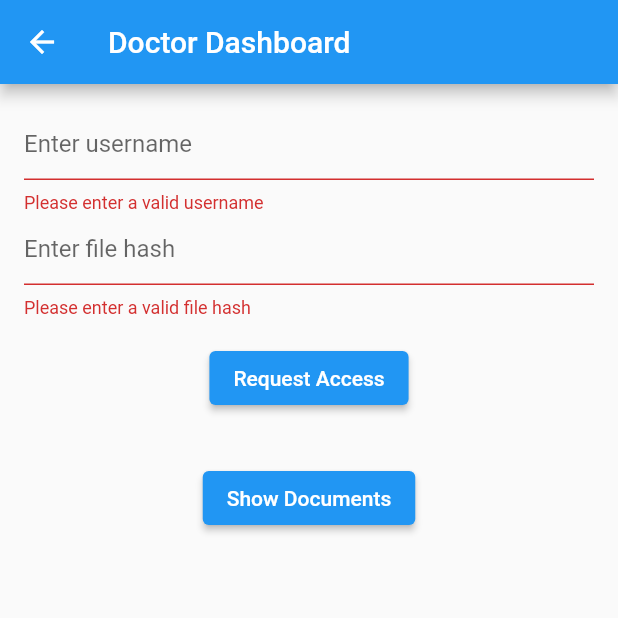
After one commit to razvanabagiu89/Medical_Policy_dApp, a Flutter app: the DoctorDashboard screen opened directly, after a tap on "Request Access", on a phone screen of 412 x 824 dp, the top half of it. The commit adds this screen. Run offline on Flutter 3.47's test engine with Material 2 defaults, Android fonts, the phone set to English and light mode, and no system bars; our stand-ins replace file_picker, hex, yaml; missing offline and left inert: flutter_web3; accounts and stored records are empty; network calls fail.

Commit message:
implemented doctor dashboard with request access and show documents, streamlined document transfer missing still

```diff
--- /dev/null
+++ b/frontend/lib/doctor_dashboard.dart
@@ -0,0 +1,131 @@
+import 'package:flutter/material.dart';
+import 'package:http/http.dart' as http;
+import 'dart:convert';
+import 'user_provider.dart';
+import 'metamask_provider.dart';
+import 'package:provider/provider.dart';
+import 'package:flutter_web3/flutter_web3.dart';
+import 'utils.dart';
+import 'package:hex/hex.dart';
+import 'dart:typed_data';
+import 'show_documents.dart';
+
+class DoctorDashboard extends StatefulWidget {
+  const DoctorDashboard({Key? key}) : super(key: key);
+
+  @override
+  State<DoctorDashboard> createState() => _DoctorDashboardState();
+}
+
+class _DoctorDashboardState extends State<DoctorDashboard> {
+  final GlobalKey<FormState> _requestFormKey = GlobalKey<FormState>();
+  String filehash = '';
+  String patientUsername = '';
+  late Future<List<String>> futureMedicalHashes;
+  String doctorId = '';
+
+  Future<void> requestAccess(BuildContext context) async {
+    final userModel = context.read<UserProvider>();
+    final id = userModel.getUserID();
+    ////////////////////////// backend //////////////////////////
+    final url = 'http://localhost:5000/api/doctor/$id/request_access';
+    final response = await http.post(
+      Uri.parse(url),
+      headers: <String, String>{
+        'Content-Type': 'application/json',
+      },
+      body: jsonEncode(<String, String>{
+        'patient_username': patientUsername,
+        'file_hash': filehash,
+      }),
+    );
+
+    if (response.statusCode == 200) {
+      print('Access requested');
+    } else {
+      print("Error: ${response.body}");
+    }
+  }
+
+  @override
+  Widget build(BuildContext context) {
+    return Scaffold(
+      appBar: AppBar(
+        title: Text('Doctor Dashboard'),
+      ),
+      body: Padding(
+        padding: EdgeInsets.all(16.0),
+        child: Column(
+          crossAxisAlignment: CrossAxisAlignment.start,
+          children: <Widget>[
+            Form(
+              key: _requestFormKey,
+              child: Column(
+                children: [
+                  TextFormField(
+                    decoration: InputDecoration(
+                      hintText: 'Enter username',
+                    ),
+                    validator: (value) {
+                      if (value == null || value.isEmpty) {
+                        return 'Please enter a valid username';
+                      }
+                      return null;
+                    },
+                    onChanged: (value) {
+                      setState(() {
+                        patientUsername = value;
+                      });
+                    },
+                  ),
+                  TextFormField(
+                    decoration: InputDecoration(
+                      hintText: 'Enter file hash',
+                    ),
+                    validator: (value) {
+                      if (value == null || value.isEmpty) {
+                        return 'Please enter a valid file hash';
+                      }
+                      return null;
+                    },
+                    onChanged: (value) {
+                      setState(() {
+                        filehash = value;
+                      });
+                    },
+                  ),
+                  Padding(
+                    padding: EdgeInsets.symmetric(vertical: 16.0),
+                    child: ElevatedButton(
+                      onPressed: () async {
+                        if (_requestFormKey.currentState!.validate()) {
+                          await requestAccess(context);
+                        }
+                      },
+                      child: Text('Request Access'),
+                    ),
+                  ),
+                  Padding(
+                    padding: EdgeInsets.symmetric(vertical: 16.0),
+                    child: ElevatedButton(
+                      onPressed: () async {
+                        final userModel = context.read<UserProvider>();
+                        doctorId = userModel.getUserID();
+                        futureMedicalHashes = fetchMedicalHashes(doctorId);
+                        Navigator.of(context).push(MaterialPageRoute(
+                          builder: (context) => ShowDocuments(
+                              futureMedicalHashes: futureMedicalHashes),
+                        ));
+                      },
+                      child: Text('Show Documents'),
+                    ),
+                  ),
+                ],
+              ),
+            ),
+          ],
+        ),
+      ),
+    );
+  }
+}
```
Also changed, not shown: frontend/lib/login.dart (+5 -2 lines), frontend/lib/show_documents.dart (added, +58 -0 lines), frontend/lib/utils.dart (+20 -5 lines), 1 other file.
